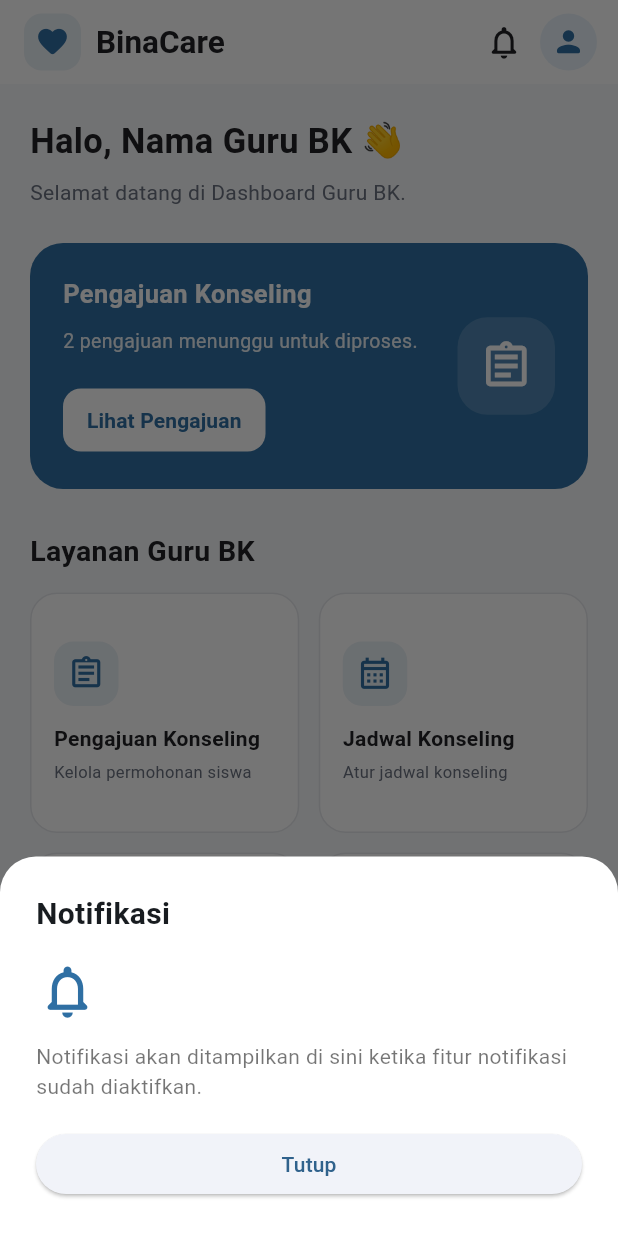
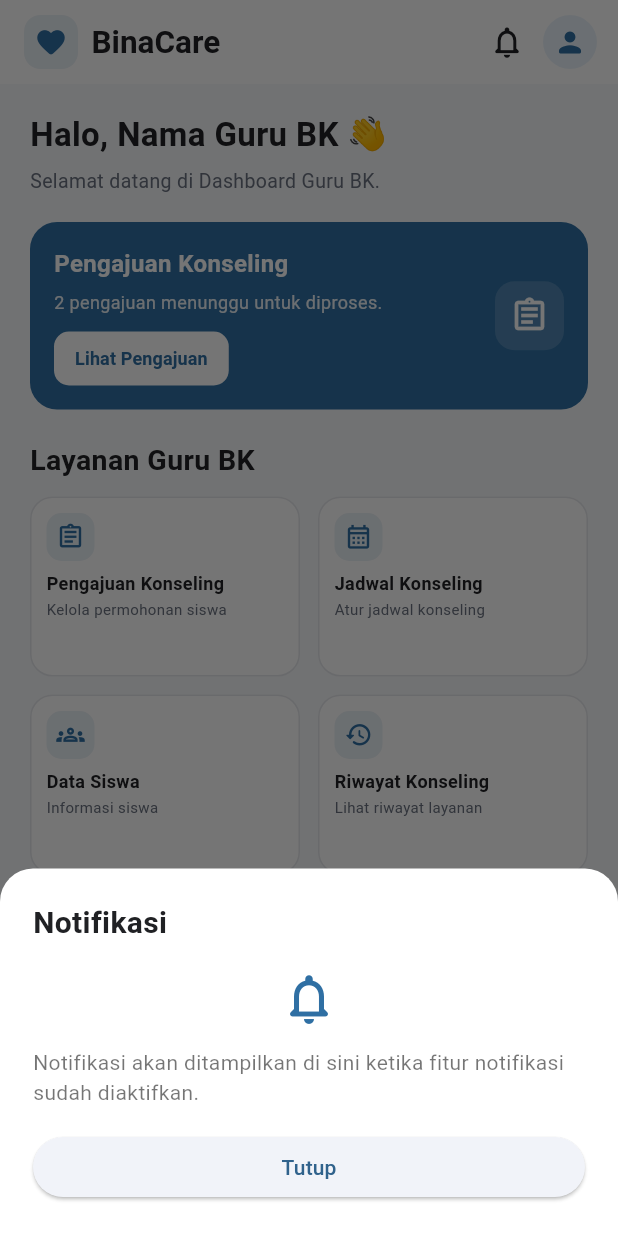
Before and after one commit to 2413025066/BinaCare, a Flutter app: the GuruDashboard screen opened directly, after a tap on the "notifications none" icon, on a phone screen of 412 x 824 dp. Run offline on Flutter 3.47's test engine with Material 3 defaults, Android fonts, the light colour scheme and no system bars; Roboto replaces fonts that are missing (Arial).

Commit message:
Perbaiki tampilan dashboard Guru BK

```diff
--- a/lib/pages/guru_dashboard.dart
+++ b/lib/pages/guru_dashboard.dart
@@ -97,13 +97,13 @@ class _GuruDashboardState extends State<GuruDashboard> {
       backgroundColor: Colors.white,
       shape: const RoundedRectangleBorder(
         borderRadius: BorderRadius.vertical(
-          top: Radius.circular(24),
+          top: Radius.circular(22),
         ),
       ),
       builder: (sheetContext) {
         return SafeArea(
           child: Padding(
-            padding: const EdgeInsets.fromLTRB(22, 12, 22, 24),
+            padding: const EdgeInsets.fromLTRB(20, 12, 20, 24),
             child: SingleChildScrollView(
               child: Column(
                 mainAxisSize: MainAxisSize.min,
@@ -119,7 +119,7 @@ class _GuruDashboardState extends State<GuruDashboard> {
                       ),
                     ),
                   ),
-                  const SizedBox(height: 22),
+                  const SizedBox(height: 20),
                   const Text(
                     'Detail Pengajuan',
                     style: TextStyle(
@@ -128,7 +128,7 @@ class _GuruDashboardState extends State<GuruDashboard> {
                       color: teks,
                     ),
                   ),
-                  const SizedBox(height: 20),
+                  const SizedBox(height: 18),
                   _detailItem(
                     Icons.person_outline,
                     'Nama Siswa',
@@ -154,7 +154,7 @@ class _GuruDashboardState extends State<GuruDashboard> {
                     'Status',
                     pengajuan['status']!,
                   ),
-                  const SizedBox(height: 20),
+                  const SizedBox(height: 18),
                   if (pengajuan['status'] == 'Menunggu')
                     Row(
                       children: [
@@ -166,17 +166,15 @@ class _GuruDashboardState extends State<GuruDashboard> {
                             },
                             style: OutlinedButton.styleFrom(
                               foregroundColor: Colors.red,
+                              side: const BorderSide(color: Colors.red),
                               padding: const EdgeInsets.symmetric(
-                                vertical: 13,
-                              ),
-                              side: const BorderSide(
-                                color: Colors.red,
+                                vertical: 12,
                               ),
                             ),
                             child: const Text('Tolak'),
                           ),
                         ),
-                        const SizedBox(width: 12),
+                        const SizedBox(width: 10),
                         Expanded(
                           child: ElevatedButton(
                             onPressed: () {
@@ -187,7 +185,7 @@ class _GuruDashboardState extends State<GuruDashboard> {
                               backgroundColor: biru,
                               foregroundColor: Colors.white,
                               padding: const EdgeInsets.symmetric(
-                                vertical: 13,
+                                vertical: 12,
                               ),
                             ),
                             child: const Text('Terima'),
@@ -219,7 +217,7 @@ class _GuruDashboardState extends State<GuruDashboard> {
       backgroundColor: latar,
       shape: const RoundedRectangleBorder(
         borderRadius: BorderRadius.vertical(
-          top: Radius.circular(24),
+          top: Radius.circular(22),
         ),
       ),
       builder: (sheetContext) {
@@ -229,7 +227,7 @@ class _GuruDashboardState extends State<GuruDashboard> {
             child: Column(
               children: [
                 Padding(
-                  padding: const EdgeInsets.all(20),
+                  padding: const EdgeInsets.fromLTRB(18, 12, 10, 10),
                   child: Row(
                     children: [
                       const Expanded(
@@ -238,6 +236,7 @@ class _GuruDashboardState extends State<GuruDashboard> {
                           style: TextStyle(
                             fontSize: 20,
                             fontWeight: FontWeight.bold,
+                            color: teks,
                           ),
                         ),
                       ),
@@ -277,13 +276,13 @@ class _GuruDashboardState extends State<GuruDashboard> {
       backgroundColor: Colors.white,
       shape: const RoundedRectangleBorder(
         borderRadius: BorderRadius.vertical(
-          top: Radius.circular(24),
+          top: Radius.circular(22),
         ),
       ),
       builder: (sheetContext) {
         return SafeArea(
           child: Padding(
-            padding: const EdgeInsets.all(24),
+            padding: const EdgeInsets.all(22),
             child: Column(
               mainAxisSize: MainAxisSize.min,
               crossAxisAlignment: CrossAxisAlignment.start,
@@ -293,21 +292,24 @@ class _GuruDashboardState extends State<GuruDashboard> {
                   style: TextStyle(
                     fontSize: 20,
                     fontWeight: FontWeight.bold,
+                    color: teks,
                   ),
                 ),
                 const SizedBox(height: 16),
-                const Icon(
-                  Icons.notifications_none_rounded,
-                  size: 42,
-                  color: biru,
+                const Center(
+                  child: Icon(
+                    Icons.notifications_none_rounded,
+                    size: 40,
+                    color: biru,
+                  ),
                 ),
                 const SizedBox(height: 12),
                 const Text(
-                  'Notifikasi akan ditampilkan di sini '
-                  'ketika fitur notifikasi sudah diaktifkan.',
+                  'Notifikasi akan ditampilkan di sini ketika '
+                  'fitur notifikasi sudah diaktifkan.',
                   style: TextStyle(color: Colors.black54),
                 ),
-                const SizedBox(height: 18),
+                const SizedBox(height: 16),
                 SizedBox(
                   width: double.infinity,
                   child: ElevatedButton(
@@ -362,19 +364,19 @@ class _GuruDashboardState extends State<GuruDashboard> {
         title: Row(
           children: [
             Container(
-              width: 38,
-              height: 38,
+              width: 36,
+              height: 36,
               decoration: BoxDecoration(
                 color: biru.withValues(alpha: 0.10),
-                borderRadius: BorderRadius.circular(12),
+                borderRadius: BorderRadius.circular(11),
               ),
               child: const Icon(
                 Icons.favorite_rounded,
                 color: biru,
-                size: 23,
+                size: 22,
               ),
             ),
-            const SizedBox(width: 10),
+            const SizedBox(width: 9),
             const Text(
               'BinaCare',
               style: TextStyle(
@@ -392,7 +394,7 @@ class _GuruDashboardState extends State<GuruDashboard> {
             icon: const Icon(
               Icons.notifications_none_rounded,
               color: teks,
-              size: 26,
+              size: 25,
             ),
           ),
           Padding(
@@ -401,12 +403,12 @@ class _GuruDashboardState extends State<GuruDashboard> {
               onTap: _bukaProfil,
               borderRadius: BorderRadius.circular(30),
               child: const CircleAvatar(
-                radius: 19,
+                radius: 18,
                 backgroundColor: Color(0xFFEAF3FA),
                 child: Icon(
                   Icons.person_rounded,
                   color: biru,
-                  size: 23,
+                  size: 22,
                 ),
               ),
             ),
@@ -415,35 +417,35 @@ class _GuruDashboardState extends State<GuruDashboard> {
       ),
       body: SafeArea(
         child: SingleChildScrollView(
-          padding: const EdgeInsets.fromLTRB(20, 22, 20, 28),
+          padding: const EdgeInsets.fromLTRB(20, 18, 20, 24),
           child: Column(
             crossAxisAlignment: CrossAxisAlignment.start,
             children: [
               Text(
                 'Halo, $_namaGuru 👋',
                 style: const TextStyle(
-                  fontSize: 23,
+                  fontSize: 22,
                   fontWeight: FontWeight.bold,
                   color: teks,
                 ),
               ),
-              const SizedBox(height: 7),
+              const SizedBox(height: 5),
               const Text(
                 'Selamat datang di Dashboard Guru BK.',
                 style: TextStyle(
-                  fontSize: 14,
+                  fontSize: 13,
                   color: Color(0xFF6B7280),
                 ),
               ),
-              const SizedBox(height: 24),
+              const SizedBox(height: 18),
 
-              // Kartu pengajuan konseling
+              // Banner dibuat lebih ringkas.
               Container(
                 width: double.infinity,
-                padding: const EdgeInsets.all(22),
+                padding: const EdgeInsets.all(16),
                 decoration: BoxDecoration(
                   color: biru,
-                  borderRadius: BorderRadius.circular(22),
+                  borderRadius: BorderRadius.circular(18),
                 ),
                 child: Row(
                   children: [
@@ -455,21 +457,21 @@ class _GuruDashboardState extends State<GuruDashboard> {
                             'Pengajuan Konseling',
                             style: TextStyle(
                               color: Colors.white,
-                              fontSize: 17,
+                              fontSize: 16,
                               fontWeight: FontWeight.w600,
                             ),
                           ),
-                          const SizedBox(height: 10),
+                          const SizedBox(height: 6),
                           Text(
                             '$jumlahMenunggu pengajuan menunggu '
                             'untuk diproses.',
                             style: TextStyle(
                               color: Colors.white.withValues(alpha: 0.90),
-                              fontSize: 13,
-                              height: 1.5,
+                              fontSize: 12,
+                              height: 1.4,
                             ),
                           ),
-                          const SizedBox(height: 18),
+                          const SizedBox(height: 11),
                           ElevatedButton(
                             onPressed: _lihatSemuaPengajuan,
                             style: ElevatedButton.styleFrom(
@@ -477,17 +479,21 @@ class _GuruDashboardState extends State<GuruDashboard> {
                               foregroundColor: biru,
                               elevation: 0,
                               padding: const EdgeInsets.symmetric(
-                                horizontal: 16,
-                                vertical: 11,
+                                horizontal: 14,
+                                vertical: 9,
                               ),
+                              minimumSize: const Size(0, 36),
+                              tapTargetSize:
+                                  MaterialTapTargetSize.shrinkWrap,
                               shape: RoundedRectangleBorder(
-                                borderRadius: BorderRadius.circular(12),
+                                borderRadius: BorderRadius.circular(10),
                               ),
                             ),
                             child: const Text(
                               'Lihat Pengajuan',
                               style: TextStyle(
                                 fontWeight: FontWeight.w600,
+                                fontSize: 12,
                               ),
                             ),
                           ),
@@ -496,24 +502,23 @@ class _GuruDashboardState extends State<GuruDashboard> {
                     ),
                     const SizedBox(width: 10),
                     Container(
-                      width: 65,
-                      height: 65,
+                      width: 46,
+                      height: 46,
                       decoration: BoxDecoration(
                         color: Colors.white.withValues(alpha: 0.16),
-                        borderRadius: BorderRadius.circular(20),
+                        borderRadius: BorderRadius.circular(13),
                       ),
                       child: const Icon(
                         Icons.assignment_outlined,
                         color: Colors.white,
-                        size: 36,
+                        size: 26,
                       ),
                     ),
                   ],
                 ),
               ),
 
-              const SizedBox(height: 28),
-
+              const SizedBox(height: 20),
               const Text(
                 'Layanan Guru BK',
                 style: TextStyle(
@@ -522,15 +527,19 @@ class _GuruDashboardState extends State<GuruDashboard> {
                   color: teks,
                 ),
               ),
-              const SizedBox(height: 14),
+              const SizedBox(height: 11),
 
-              GridView.count(
-                crossAxisCount: 2,
+              // Tinggi kartu ditetapkan langsung, bukan memakai rasio.
+              GridView(
                 shrinkWrap: true,
                 physics: const NeverScrollableScrollPhysics(),
-                crossAxisSpacing: 13,
-                mainAxisSpacing: 13,
-                childAspectRatio: 1.12,
+                gridDelegate:
+                    const SliverGridDelegateWithFixedCrossAxisCount(
+                  crossAxisCount: 2,
+                  mainAxisExtent: 120,
+                  crossAxisSpacing: 12,
+                  mainAxisSpacing: 12,
+                ),
                 children: [
                   _menuCard(
                     icon: Icons.assignment_outlined,
@@ -559,8 +568,7 @@ class _GuruDashboardState extends State<GuruDashboard> {
                 ],
               ),
 
-              const SizedBox(height: 28),
-
+              const SizedBox(height: 20),
               Row(
                 children: [
                   const Expanded(
@@ -585,24 +593,26 @@ class _GuruDashboardState extends State<GuruDashboard> {
                   ),
                 ],
               ),
-              const SizedBox(height: 8),
-
+              const SizedBox(height: 6),
               if (_daftarPengajuan.isEmpty)
                 Container(
                   width: double.infinity,
-                  padding: const EdgeInsets.all(24),
+                  padding: const EdgeInsets.all(20),
                   decoration: BoxDecoration(
                     color: Colors.white,
-                    borderRadius: BorderRadius.circular(18),
+                    borderRadius: BorderRadius.circular(16),
+                    border: Border.all(
+                      color: const Color(0xFFE5E7EB),
+                    ),
                   ),
                   child: const Column(
                     children: [
                       Icon(
                         Icons.inbox_outlined,
-                        size: 42,
+                        size: 38,
                         color: Colors.grey,
                       ),
-                      SizedBox(height: 10),
+                      SizedBox(height: 8),
                       Text('Belum ada pengajuan konseling.'),
                     ],
                   ),
@@ -629,53 +639,53 @@ class _GuruDashboardState extends State<GuruDashboard> {
   }) {
     return Material(
       color: Colors.white,
-      borderRadius: BorderRadius.circular(18),
+      borderRadius: BorderRadius.circular(15),
       child: InkWell(
         onTap: onTap,
-        borderRadius: BorderRadius.circular(18),
+        borderRadius: BorderRadius.circular(15),
         child: Container(
-          padding: const EdgeInsets.all(15),
+          padding: const EdgeInsets.all(10),
           decoration: BoxDecoration(
-            borderRadius: BorderRadius.circular(18),
+            borderRadius: BorderRadius.circular(15),
             border: Border.all(
               color: const Color(0xFFE5E7EB),
             ),
           ),
           child: Column(
             crossAxisAlignment: CrossAxisAlignment.start,
-            mainAxisAlignment: MainAxisAlignment.center,
+            mainAxisAlignment: MainAxisAlignment.start,
             children: [
               Container(
-                width: 43,
-                height: 43,
+                width: 32,
+                height: 32,
                 decoration: BoxDecoration(
                   color: biru.withValues(alpha: 0.10),
-                  borderRadius: BorderRadius.circular(13),
+                  borderRadius: BorderRadius.circular(10),
                 ),
                 child: Icon(
                   icon,
                   color: biru,
-                  size: 25,
+                  size: 19,
                 ),
               ),
-              const SizedBox(height: 12),
+              const SizedBox(height: 6),
               Text(
                 title,
                 maxLines: 2,
                 overflow: TextOverflow.ellipsis,
                 style: const TextStyle(
-                  fontSize: 14,
+                  fontSize: 12,
                   fontWeight: FontWeight.bold,
                   color: teks,
                 ),
               ),
-              const SizedBox(height: 4),
+              const SizedBox(height: 2),
               Text(
                 subtitle,
-                maxLines: 2,
+                maxLines: 1,
                 overflow: TextOverflow.ellipsis,
                 style: const TextStyle(
-                  fontSize: 11,
+                  fontSize: 10,
                   color: Color(0xFF6B7280),
                 ),
               ),
@@ -690,8 +700,8 @@ class _GuruDashboardState extends State<GuruDashboard> {
     final pengajuan = _daftarPengajuan[index];
     final status = pengajuan['status']!;
 
-    Color warnaStatus;
-    Color latarStatus;
+    late final Color warnaStatus;
+    late final Color latarStatus;
 
     if (status == 'Diterima') {
       warnaStatus = const Color(0xFF218653);
@@ -706,10 +716,10 @@ class _GuruDashboardState extends State<GuruDashboard> {
 
     return Container(
       margin: const EdgeInsets.only(bottom: 12),
-      padding: const EdgeInsets.all(16),
+      padding: const EdgeInsets.all(14),
       decoration: BoxDecoration(
         color: Colors.white,
-        borderRadius: BorderRadius.circular(18),
+        borderRadius: BorderRadius.circular(16),
         border: Border.all(
           color: const Color(0xFFE5E7EB),
         ),
@@ -720,14 +730,14 @@ class _GuruDashboardState extends State<GuruDashboard> {
             crossAxisAlignment: CrossAxisAlignment.start,
             children: [
               CircleAvatar(
-                radius: 23,
+                radius: 21,
                 backgroundColor: biru.withValues(alpha: 0.10),
                 child: const Icon(
                   Icons.person_outline_rounded,
                   color: biru,
                 ),
               ),
-              const SizedBox(width: 12),
+              const SizedBox(width: 10),
               Expanded(
                 child: Column(
                   crossAxisAlignment: CrossAxisAlignment.start,
@@ -735,12 +745,12 @@ class _GuruDashboardState extends State<GuruDashboard> {
                     Text(
                       pengajuan['nama']!,
                       style: const TextStyle(
-                        fontSize: 15,
+                        fontSize: 14,
                         fontWeight: FontWeight.bold,
                         color: teks,
                       ),
                     ),
-                    const SizedBox(height: 4),
+                    const SizedBox(height: 3),
                     Text(
                       'Kelas ${pengajuan['kelas']}',
                       style: const TextStyle(
@@ -748,22 +758,22 @@ class _GuruDashboardState extends State<GuruDashboard> {
                         color: Color(0xFF6B7280),
                       ),
                     ),
-                    const SizedBox(height: 5),
+                    const SizedBox(height: 4),
                     Text(
                       pengajuan['alasan']!,
                       style: const TextStyle(
-                        fontSize: 13,
+                        fontSize: 12,
                         color: teks,
                       ),
                     ),
                   ],
                 ),
               ),
-              const SizedBox(width: 6),
+              const SizedBox(width: 5),
               Container(
                 padding: const EdgeInsets.symmetric(
-                  horizontal: 9,
-                  vertical: 6,
+                  horizontal: 8,
+                  vertical: 5,
                 ),
                 decoration: BoxDecoration(
                   color: latarStatus,
@@ -780,9 +790,9 @@ class _GuruDashboardState extends State<GuruDashboard> {
               ),
             ],
           ),
-          const SizedBox(height: 14),
+          const SizedBox(height: 10),
           const Divider(height: 1),
-          const SizedBox(height: 10),
+          const SizedBox(height: 6),
           Row(
             children: [
               const Icon(
@@ -804,14 +814,14 @@ class _GuruDashboardState extends State<GuruDashboard> {
                 onPressed: () => _lihatDetail(index),
                 style: TextButton.styleFrom(
                   padding: const EdgeInsets.symmetric(horizontal: 8),
-                  minimumSize: const Size(0, 36),
+                  minimumSize: const Size(0, 34),
                 ),
                 child: const Text('Detail'),
               ),
             ],
           ),
           if (status == 'Menunggu') ...[
-            const SizedBox(height: 4),
+            const SizedBox(height: 2),
             Row(
               children: [
                 Expanded(
@@ -820,19 +830,19 @@ class _GuruDashboardState extends State<GuruDashboard> {
                     style: OutlinedButton.styleFrom(
                       foregroundColor: Colors.red,
                       side: const BorderSide(color: Colors.red),
-                      padding: const EdgeInsets.symmetric(vertical: 10),
+                      padding: const EdgeInsets.symmetric(vertical: 9),
                     ),
                     child: const Text('Tolak'),
                   ),
                 ),
-                const SizedBox(width: 10),
+                const SizedBox(width: 9),
                 Expanded(
                   child: ElevatedButton(
                     onPressed: () => _terimaPengajuan(index),
                     style: ElevatedButton.styleFrom(
                       backgroundColor: biru,
                       foregroundColor: Colors.white,
-                      padding: const EdgeInsets.symmetric(vertical: 10),
+                      padding: const EdgeInsets.symmetric(vertical: 9),
                     ),
                     child: const Text('Terima'),
                   ),
@@ -851,16 +861,12 @@ class _GuruDashboardState extends State<GuruDashboard> {
     String value,
   ) {
     return Padding(
-      padding: const EdgeInsets.only(bottom: 17),
+      padding: const EdgeInsets.only(bottom: 15),
       child: Row(
         crossAxisAlignment: CrossAxisAlignment.start,
         children: [
-          Icon(
-            icon,
-            color: biru,
-            size: 22,
-          ),
-          const SizedBox(width: 12),
+          Icon(icon, color: biru, size: 21),
+          const SizedBox(width: 11),
           Expanded(
             child: Column(
               crossAxisAlignment: CrossAxisAlignment.start,
@@ -872,11 +878,11 @@ class _GuruDashboardState extends State<GuruDashboard> {
                     color: Color(0xFF6B7280),
                   ),
                 ),
-                const SizedBox(height: 4),
+                const SizedBox(height: 3),
                 Text(
                   value,
                   style: const TextStyle(
-                    fontSize: 14,
+                    fontSize: 13,
                     fontWeight: FontWeight.w600,
                     color: teks,
                   ),
```
